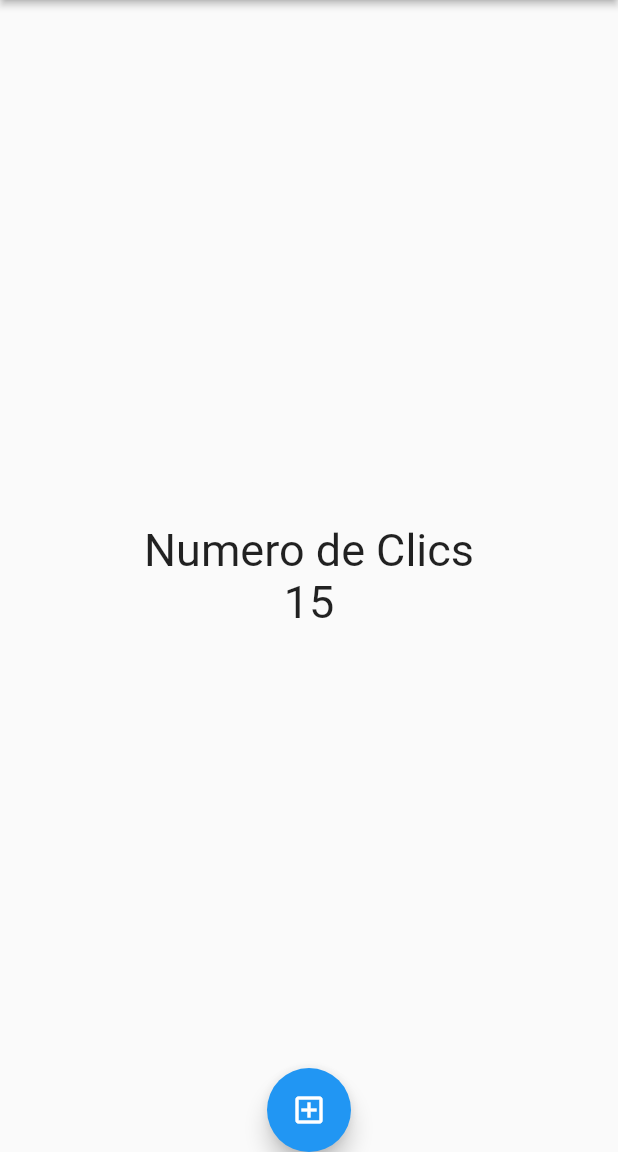
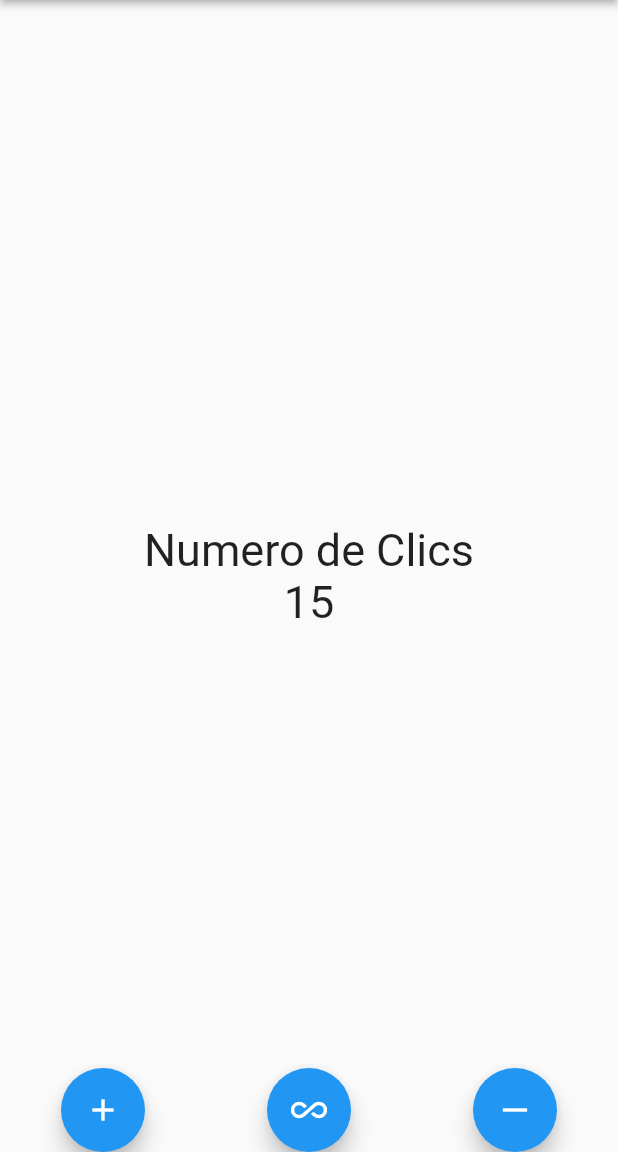
Before and after one commit to hbernalp/fluttercounter, a Flutter app: the screen it shows after launch, on a phone screen of 412 x 824 dp, the part 84-1236 px from its top. Run offline on Flutter 3.47's test engine with Material 2 defaults, Android fonts, the phone set to English and light mode, and no system bars.

Commit message:
agregando botones de resta y reset al contador

```diff
--- a/lib/screens/counter_screen.dart
+++ b/lib/screens/counter_screen.dart
@@ -32,12 +32,34 @@ class _CounterScreenState extends State<CounterScreen> {
 
       floatingActionButtonLocation: FloatingActionButtonLocation.centerDocked,
       floatingActionButton: Row(
-        mainAxisAlignment: MainAxisAlignment.center,
+        mainAxisAlignment: MainAxisAlignment.spaceAround,
         children: [
           FloatingActionButton(
-            child: const Icon(Icons.add_box_outlined),
+            child: const Icon(Icons.add),
             onPressed: () {
               counter++;
+              setState(() {
+
+              });
+            },
+          ),
+
+
+          FloatingActionButton(
+            child: const Icon(Icons.all_inclusive),
+            onPressed: () {
+              counter = 0;
+              setState(() {
+
+              });
+            },
+          ),
+
+
+          FloatingActionButton(
+            child: const Icon(Icons.horizontal_rule),
+            onPressed: () {
+              counter--;
               setState(() {
 
               });
```
